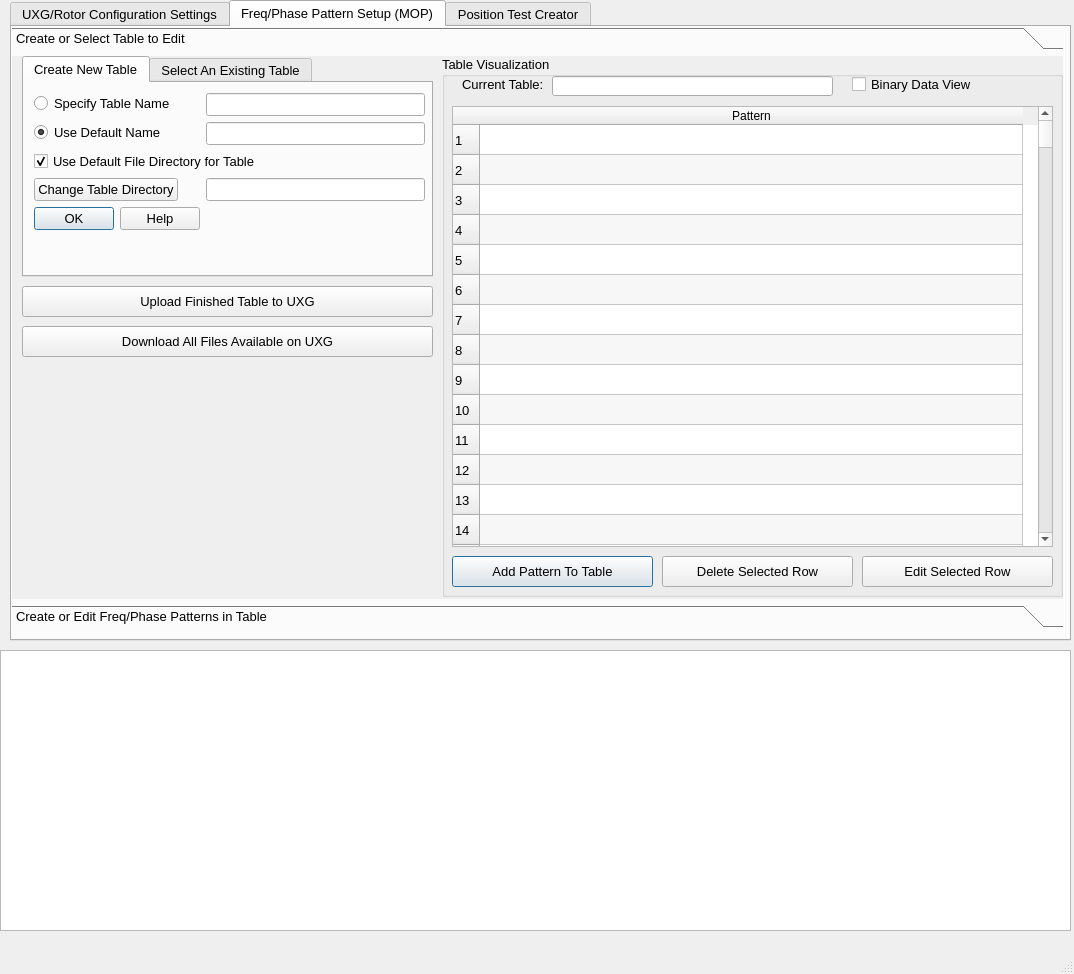
First picture: the form in UXG/mainwindow.ui, repository jonk4m/UXG, before the edit.
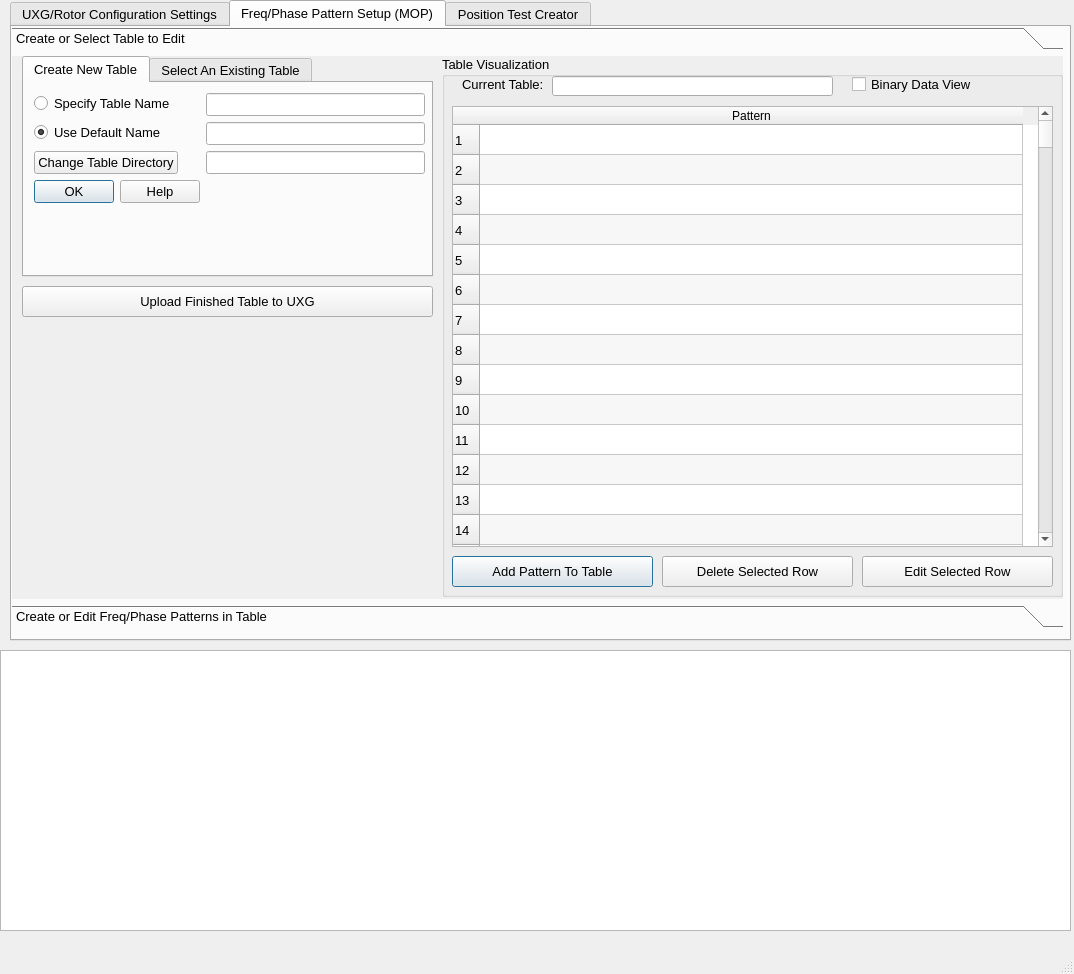
Second picture: the form after the edit. The open tabs and pages were chosen to show the change.

Commit message: major changes, including cleaning up the fpcs code by eliminating multiple class fields. Also partually completed functionality to play a list of names of pdw files on the uxg in a row.

Diff of the .ui file:
```diff
--- a/UXG/mainwindow.ui
+++ b/UXG/mainwindow.ui
@@ -1373,7 +1373,7 @@
          <x>0</x>
          <y>0</y>
          <width>1051</width>
-         <height>529</height>
+         <height>541</height>
         </rect>
        </property>
        <attribute name="label">
@@ -4641,14 +4641,14 @@
              </property>
             </widget>
            </item>
-           <item row="3" column="0">
+           <item row="2" column="0">
             <widget class="QPushButton" name="change_table_directory_push_button">
              <property name="text">
               <string>Change Table Directory</string>
              </property>
             </widget>
            </item>
-           <item row="3" column="1">
+           <item row="2" column="1">
             <widget class="QLineEdit" name="table_directory_line_edit">
              <property name="enabled">
               <bool>true</bool>
@@ -4664,17 +4664,7 @@
              </property>
             </widget>
            </item>
-           <item row="2" column="0" colspan="2">
-            <widget class="QCheckBox" name="use_default_file_directory_check_box">
-             <property name="text">
-              <string>Use Default File Directory for Table</string>
-             </property>
-             <property name="checked">
-              <bool>true</bool>
-             </property>
-            </widget>
-           </item>
-           <item row="4" column="0">
+           <item row="3" column="0">
             <widget class="QDialogButtonBox" name="create_new_table_button_box">
              <property name="standardButtons">
               <set>QDialogButtonBox::Help|QDialogButtonBox::Ok</set>
@@ -4849,19 +4839,6 @@
          <string>Upload Finished Table to UXG</string>
         </property>
        </widget>
-       <widget class="QPushButton" name="download_all_files_from_uxg_push_button">
-        <property name="geometry">
-         <rect>
-          <x>10</x>
-          <y>270</y>
-          <width>411</width>
-          <height>31</height>
-         </rect>
-        </property>
-        <property name="text">
-         <string>Download All Files Available on UXG</string>
-        </property>
-       </widget>
       </widget>
       <widget class="QWidget" name="Freq_phase_tab">
        <property name="geometry">
```
Left out of the diff: 142 changed lines with no effect on the pictures. The commit also changes 9 other files.
